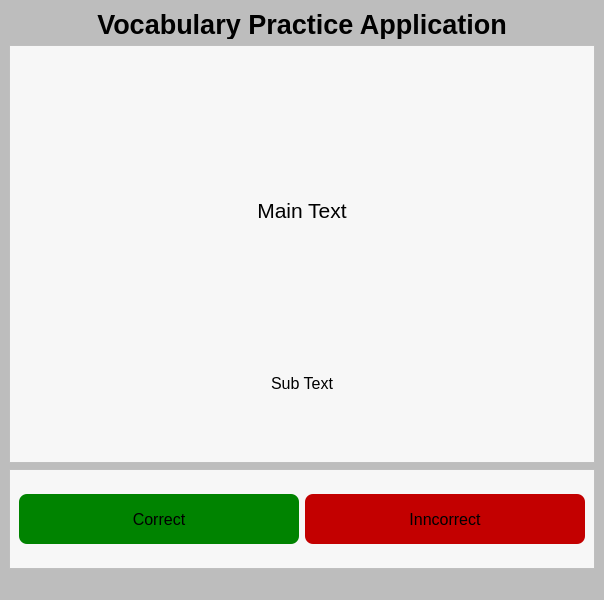
Old version of the form src/assets/app.ui in the repository petern2599/Vocabulary-Practice-App.
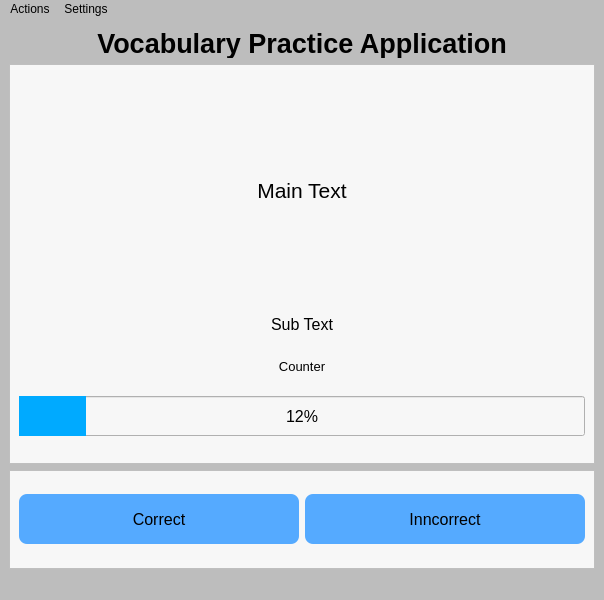
New version of the form.

Commit message: add app actions and updated ui

Patch:
```diff
--- a/src/assets/app.ui
+++ b/src/assets/app.ui
@@ -141,6 +141,71 @@
          </property>
         </widget>
        </item>
+       <item>
+        <widget class="QLabel" name="counter_text_label">
+         <property name="minimumSize">
+          <size>
+           <width>200</width>
+           <height>15</height>
+          </size>
+         </property>
+         <property name="maximumSize">
+          <size>
+           <width>16777215</width>
+           <height>15</height>
+          </size>
+         </property>
+         <property name="font">
+          <font>
+           <pointsize>10</pointsize>
+          </font>
+         </property>
+         <property name="text">
+          <string>Counter</string>
+         </property>
+         <property name="alignment">
+          <set>Qt::AlignCenter</set>
+         </property>
+        </widget>
+       </item>
+       <item>
+        <widget class="QProgressBar" name="progressBar">
+         <property name="minimumSize">
+          <size>
+           <width>200</width>
+           <height>40</height>
+          </size>
+         </property>
+         <property name="maximumSize">
+          <size>
+           <width>16777215</width>
+           <height>40</height>
+          </size>
+         </property>
+         <property name="font">
+          <font>
+           <pointsize>12</pointsize>
+           <weight>50</weight>
+           <bold>false</bold>
+          </font>
+         </property>
+         <property name="styleSheet">
+          <string notr="true">QProgressBar::chunk {
+	
+	background-color: rgb(0, 170, 255);
+}</string>
+         </property>
+         <property name="value">
+          <number>12</number>
+         </property>
+         <property name="alignment">
+          <set>Qt::AlignCenter</set>
+         </property>
+         <property name="invertedAppearance">
+          <bool>false</bool>
+         </property>
+        </widget>
+       </item>
       </layout>
      </widget>
     </item>
@@ -184,7 +249,7 @@
          <property name="styleSheet">
           <string notr="true">QPushButton{
 	border-radius: 8px;
-	background: rgb(0, 131, 0)
+	background: rgb(85, 170, 255)
 }
 
 QPushButton:hover{
@@ -216,7 +281,7 @@
          <property name="styleSheet">
           <string notr="true">QPushButton{
 	border-radius: 8px;
-	background: rgb(195, 0, 0)
+	background: rgb(85, 170, 255)
 }
 
 QPushButton:hover{
@@ -247,6 +312,22 @@
      <height>21</height>
     </rect>
    </property>
+   <widget class="QMenu" name="menuActions">
+    <property name="title">
+     <string>Actions</string>
+    </property>
+    <addaction name="actionAdd_Spreadsheet"/>
+    <addaction name="actionStart"/>
+   </widget>
+   <widget class="QMenu" name="menuSettings">
+    <property name="title">
+     <string>Settings</string>
+    </property>
+    <addaction name="actionSet_Amount"/>
+    <addaction name="actionSet_Mode"/>
+   </widget>
+   <addaction name="menuActions"/>
+   <addaction name="menuSettings"/>
   </widget>
  </widget>
  <resources/>
```
Left out of the diff: 37 changed lines with no effect on the pictures. The commit also changes 1 other file.
